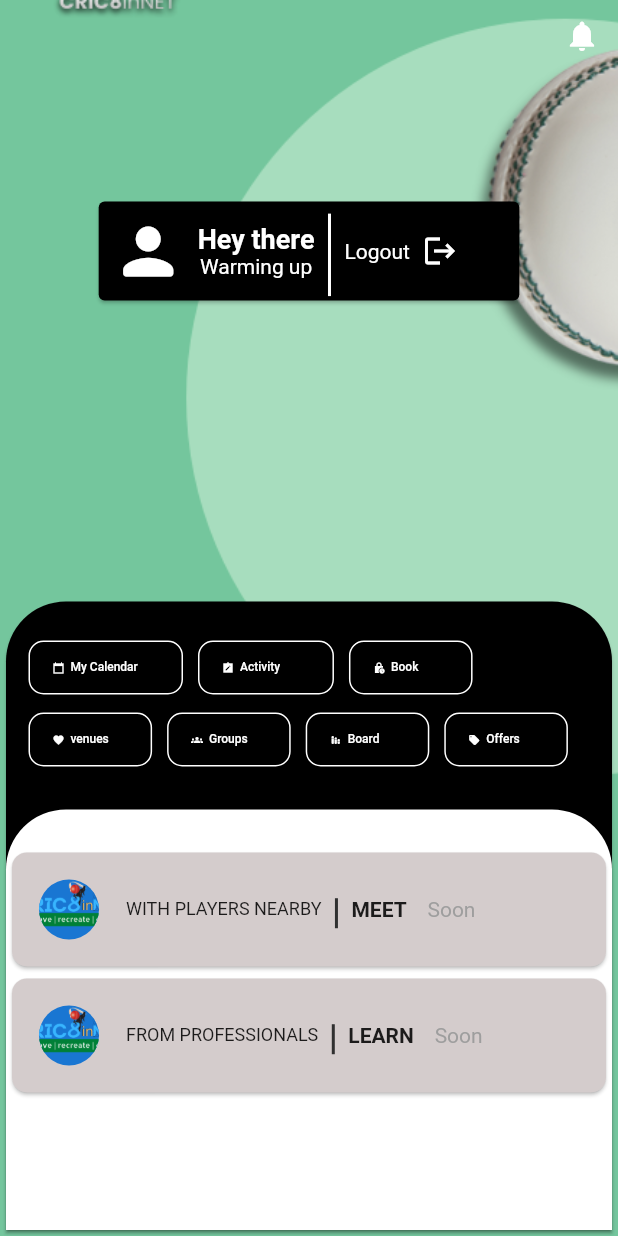
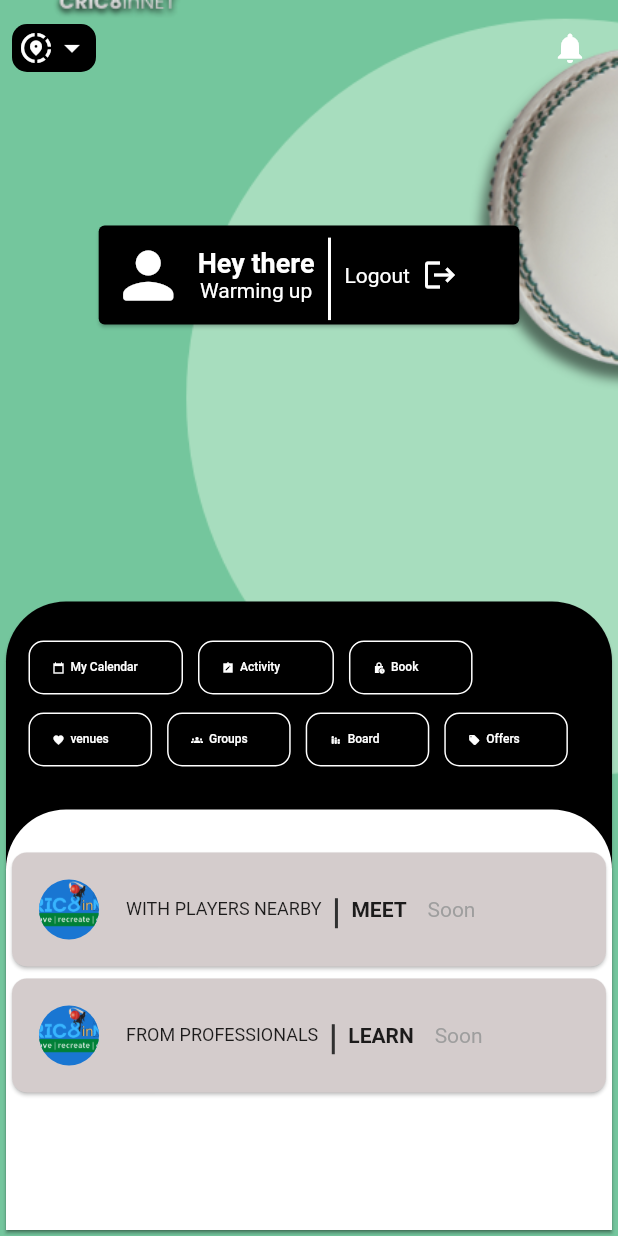
Before and after one commit to Hemant301/cric8hemant, a Flutter app: the HomePage screen opened by its route, on a phone screen of 412 x 824 dp. Run offline on Flutter 3.47's test engine with Material 2 defaults, Android fonts, the phone set to English and light mode, and no system bars; our stand-ins replace fluttertoast, google_fonts.

Commit message:
mine changes

```diff
--- a/lib/auth/signin.dart
+++ b/lib/auth/signin.dart
@@ -257,7 +257,7 @@ class _SignupState extends State<Signup> {
                   ),
                   // const Spacer(),
                   SizedBox(
-                    height: MediaQuery.of(context).size.height * 0.15,
+                    height: 20,
                   ),
                   Row(
                     mainAxisAlignment: MainAxisAlignment.center,
--- a/lib/screen/home.dart
+++ b/lib/screen/home.dart
@@ -1,4 +1,5 @@
 import 'package:flutter/material.dart';
+import 'package:flutter/services.dart';
 
 class HomePage extends StatelessWidget {
   const HomePage({Key? key}) : super(key: key);
@@ -16,13 +17,33 @@ class HomePage extends StatelessWidget {
               image: AssetImage('assets/homebg.png')),
           Column(
             children: [
-              Row(
+              Padding(
+                padding: const EdgeInsets.all(8.0),
+                child: Row(
+                  mainAxisAlignment: MainAxisAlignment.spaceBetween,
                   children: [
                     // const Padding(
                     //   padding: EdgeInsets.only(left: 8),
                     //   child: Text("Crick8inNet"),
                     // ),
-                  const Spacer(),
+                    Container(
+                      padding: EdgeInsets.all(4),
+                      decoration: BoxDecoration(
+                          color: Colors.black,
+                          borderRadius: BorderRadius.circular(10)),
+                      child: Row(
+                        children: [
+                          Icon(
+                            Icons.share_location,
+                            color: Colors.white,
+                          ),
+                          Icon(
+                            Icons.arrow_drop_down,
+                            color: Colors.white,
+                          )
+                        ],
+                      ),
+                    ),
                     IconButton(
                         onPressed: () {},
                         icon: const Icon(
@@ -30,6 +51,7 @@ class HomePage extends StatelessWidget {
                           color: Colors.white,
                         ))
                   ],
+                ),
               ),
               SizedBox(
                 height: MediaQuery.of(context).size.height * 0.1,
```
Also changed, not shown: lib/screen/choselogin.dart (+7 -3 lines). Lines whose indentation alone changed are shown as unchanged.
